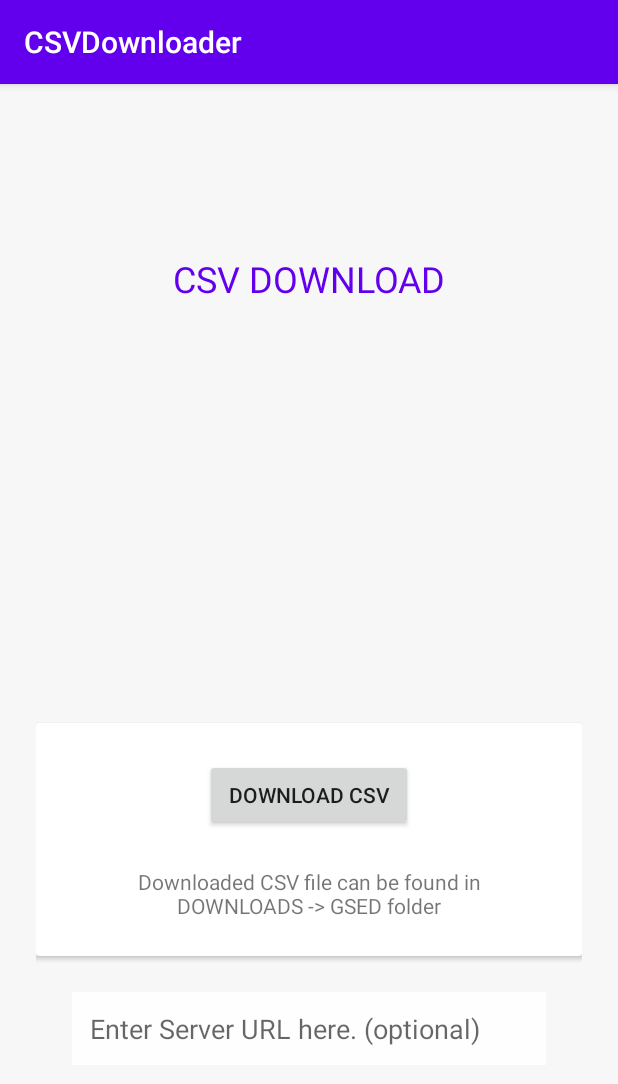
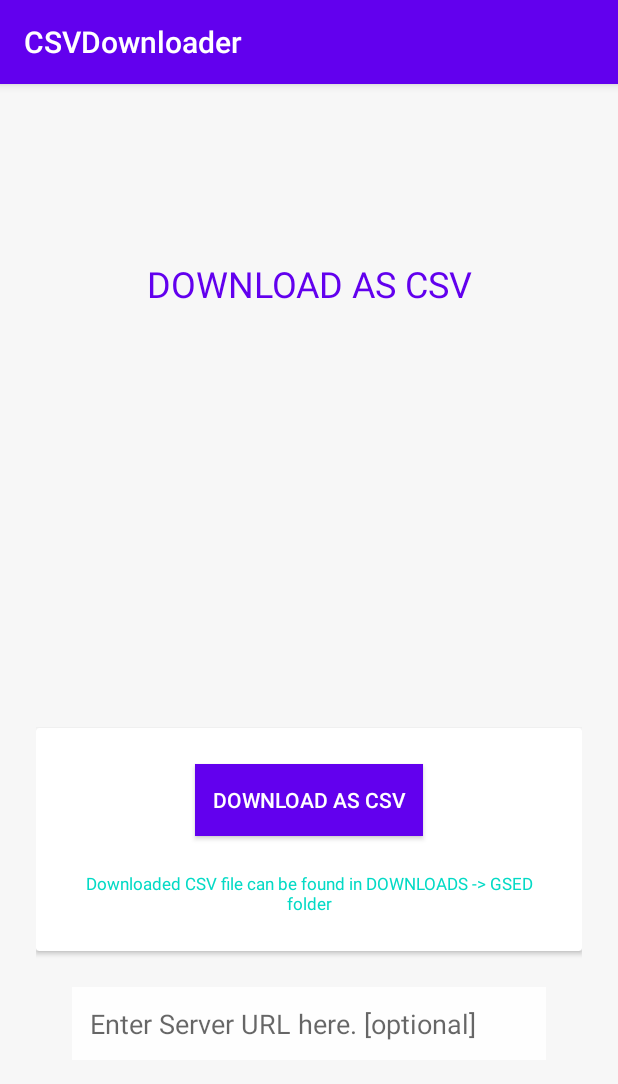
Before and after one commit to shznaqvi/CSVDownloader, an Android app: the screen it shows after launch (MainActivity), on a phone screen of 412 x 824 dp. Shown: the top 1084 px of the screen. Run offline under Robolectric (Android 15) with nearby library versions, the phone set to English and light mode, and no system bars.

Commit message:
Minor modfications

```diff
--- a/app/src/main/res/layout/activity_main.xml
+++ b/app/src/main/res/layout/activity_main.xml
@@ -15,7 +15,7 @@
         android:layout_height="wrap_content"
         android:layout_margin="24dp"
         android:gravity="center"
-        android:text="CSV DOWNLOAD"
+        android:text="DOWNLOAD AS CSV"
         android:textColor="@color/colorPrimary"
         android:textSize="24sp" />
 
@@ -42,13 +42,20 @@
                 android:layout_marginTop="24dp"
                 android:layout_gravity="center_vertical|center_horizontal"
                 android:onClick="downloadCSV"
-                android:text=" Download CSV " />
+                android:background="@color/colorPrimary"
+                android:elevation="1dp"
+                android:padding="8dp"
+                android:radius="2dp"
+                android:text=" Download as CSV "
+                android:textColor="#ffff" />
 
             <TextView
                 android:layout_width="match_parent"
                 android:layout_height="wrap_content"
                 android:layout_margin="24dp"
                 android:gravity="center"
+                android:textColor="@color/colorAccent"
+                android:textSize="11sp"
                 android:text="Downloaded CSV file can be found in DOWNLOADS -> GSED folder" />
         </LinearLayout>
     </androidx.cardview.widget.CardView>
@@ -59,6 +66,7 @@
         android:layout_height="wrap_content"
         android:layout_margin="24dp"
         android:background="#fefefe"
-        android:hint="Enter Server URL here. (optional)"
+
+        android:hint="Enter Server URL here. [optional]"
         android:padding="12dp" />
 </LinearLayout>
```
